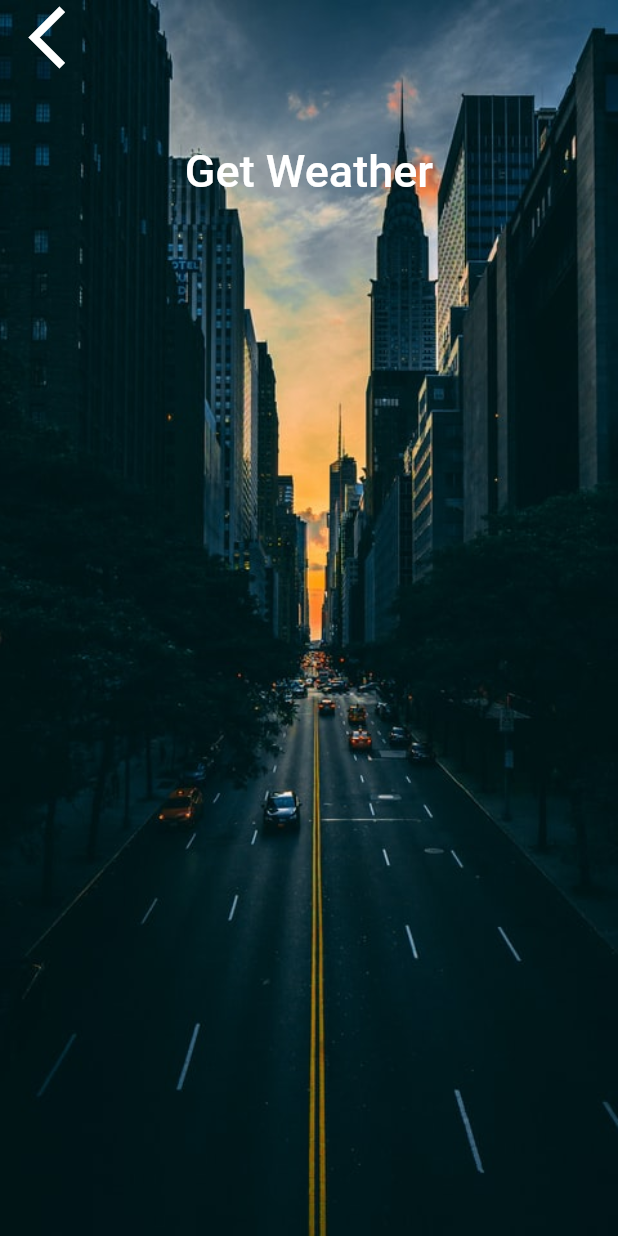
After one commit to ashwanisng/Weather-App, a Flutter app: the CityScreen screen opened directly, on a phone screen of 412 x 824 dp. The commit adds this screen. Run offline on Flutter 3.47's test engine with Material 2 defaults, Android fonts, the phone set to English and light mode, and no system bars; our stand-ins replace geolocator; Roboto replaces fonts that are missing (Rubik-Regular).

Commit message:
added the scrrens

```diff
--- /dev/null
+++ b/lib/screens/city_screen.dart
@@ -0,0 +1,51 @@
+import 'package:flutter/material.dart';
+import 'package:weather_app/utilities/constant.dart';
+
+class CityScreen extends StatefulWidget {
+  @override
+  _CityScreenState createState() => _CityScreenState();
+}
+
+class _CityScreenState extends State<CityScreen> {
+  @override
+  Widget build(BuildContext context) {
+    return Scaffold(
+      body: Container(
+        decoration: BoxDecoration(
+          image: DecorationImage(
+            image: AssetImage('images/city1.jpg'),
+            fit: BoxFit.cover,
+          ),
+        ),
+        constraints: BoxConstraints.expand(),
+        child: SafeArea(
+          child: Column(
+            children: [
+              Align(
+                alignment: Alignment.topLeft,
+                child: FlatButton(
+                  onPressed: () {},
+                  child: Icon(
+                    Icons.arrow_back_ios,
+                    size: 50.0,
+                  ),
+                ),
+              ),
+              Container(
+                padding: EdgeInsets.all(20.0),
+                child: null,
+              ),
+              FlatButton(
+                onPressed: () {},
+                child: Text(
+                  'Get Weather',
+                  style: kButtonTextStyle,
+                ),
+              ),
+            ],
+          ),
+        ),
+      ),
+    );
+  }
+}
--- a/lib/screens/location_screen.dart
+++ b/lib/screens/location_screen.dart
@@ -1,5 +1,5 @@
 import 'package:flutter/material.dart';
-import 'package:weather_app/constant.dart';
+import 'package:weather_app/utilities/constant.dart';
 
 class LocationScreen extends StatefulWidget {
   @override
--- a/lib/constant.dart
+++ b/lib/utilities/constant.dart
@@ -1,12 +1,22 @@
+import 'dart:ui';
+
 import 'package:flutter/material.dart';
 
 const kTempTextStyle = TextStyle(
   fontSize: 100.0,
+  fontFamily: 'Rubik-Regular',
 );
 const kConditionStyle = TextStyle(
   fontSize: 100.0,
+  fontFamily: 'Rubik-Regular',
 );
 
 const kMessageTextStyle = TextStyle(
   fontSize: 60.0,
+  fontFamily: 'Source Code Pro',
 );
+
+const kButtonTextStyle = TextStyle(
+  fontSize: 30.0,
+  fontFamily: 'Rubik-Regular',
+);
--- a/pubspec.yaml
+++ b/pubspec.yaml
@@ -24,6 +24,7 @@ dependencies:
   flutter:
     sdk: flutter
   cupertino_icons: ^1.0.0
+  geolocator: ^6.1.14
   google_fonts: ^1.1.1
 
 dev_dependencies:
```
Also changed, not shown: lib/screens/loading_screen.dart (added, +31 -0 lines), images/bg1.jpg (added), images/city1.jpg (added), pubspec.lock.
